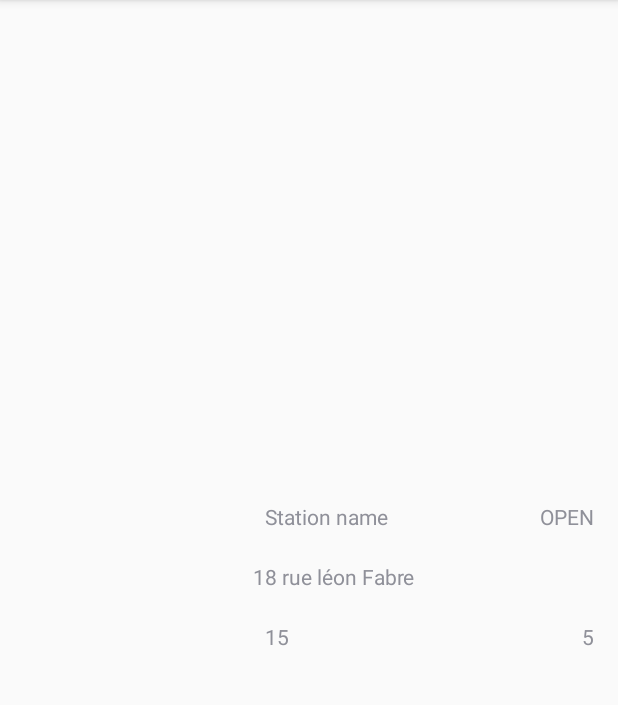
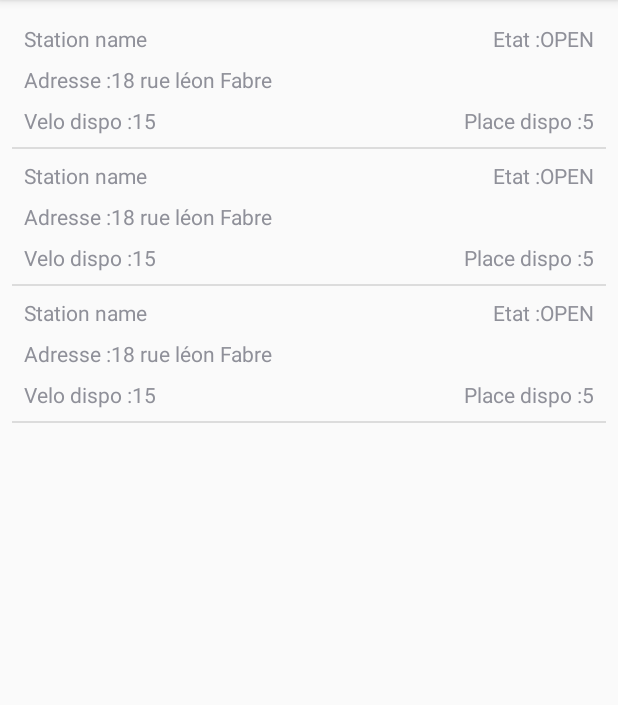
Before and after one commit to xontik/AndroidVelov, an Android app: the screen it shows after launch (StationListActivity), on a phone screen of 412 x 824 dp, the part 84-789 px from its top. Run offline under Robolectric (Android 15) with nearby library versions, the light colour scheme and no system bars.

Commit message:
Layout corrected

```diff
--- a/app/src/main/java/fr/iutlyon1/androidvelov/StationListActivity.java
+++ b/app/src/main/java/fr/iutlyon1/androidvelov/StationListActivity.java
@@ -40,6 +40,34 @@ public class StationListActivity extends AppCompatActivity {
                 15,
                 0 )
         );
+        items.add(new VelovStationData(
+                1,
+                "Station name",
+                "18 rue léon Fabre",
+                new VelovStationData.Position(10,10),
+                true,
+                false,
+                "OPEN",
+                "Lyon",
+                20,
+                5,
+                15,
+                0 )
+        );
+        items.add(new VelovStationData(
+                1,
+                "Station name",
+                "18 rue léon Fabre",
+                new VelovStationData.Position(10,10),
+                true,
+                false,
+                "OPEN",
+                "Lyon",
+                20,
+                5,
+                15,
+                0 )
+        );
 
         StationListAdapter adapter = new StationListAdapter (this.getBaseContext(), items);
 
--- a/app/src/main/java/fr/iutlyon1/androidvelov/StationListAdapter.java
+++ b/app/src/main/java/fr/iutlyon1/androidvelov/StationListAdapter.java
@@ -60,10 +60,10 @@ public class StationListAdapter extends BaseAdapter {
                 view.findViewById(R.id.stationAvailableBikeStands);
 
         stationName.setText(currentItem.getName());
-        stationStatus.setText(currentItem.getStatus());
-        stationAddress.setText(currentItem.getAddress());
-        stationAvailableBike.setText(String.valueOf(currentItem.getAvailableBikes()));
-        stationAvailableBikeStands.setText(String.valueOf(currentItem.getAvailableBikeStands()));
+        stationStatus.setText(String.format("%s%s", context.getString(R.string.listItemStatus), currentItem.getStatus()));
+        stationAddress.setText(String.format("%s%s", context.getString(R.string.listItemAddress), currentItem.getAddress()));
+        stationAvailableBike.setText(String.format("%s%s", context.getString(R.string.listItemAvailableBikes), String.valueOf(currentItem.getAvailableBikes())));
+        stationAvailableBikeStands.setText(String.format("%s%s", context.getString(R.string.listItemAvailableBikeStands), String.valueOf(currentItem.getAvailableBikeStands())));
 
         return view;
     }
--- a/app/src/main/res/layout/activity_station_list.xml
+++ b/app/src/main/res/layout/activity_station_list.xml
@@ -9,7 +9,7 @@
     <ListView
         android:id="@+id/stationListView"
         android:layout_width="0dp"
-        android:layout_height="wrap_content"
+        android:layout_height="0dp"
         android:layout_marginBottom="8dp"
         android:layout_marginEnd="8dp"
         android:layout_marginStart="8dp"
--- a/app/src/main/res/layout/list_item.xml
+++ b/app/src/main/res/layout/list_item.xml
@@ -6,18 +6,6 @@
     android:layout_height="match_parent"
     tools:layout_editor_absoluteY="81dp">
 
-    <ImageView
-        android:id="@+id/imageView"
-        android:layout_width="131dp"
-        android:layout_height="99dp"
-        android:layout_marginBottom="8dp"
-        android:layout_marginStart="8dp"
-        android:layout_marginTop="8dp"
-        app:layout_constraintBottom_toBottomOf="parent"
-        app:layout_constraintStart_toStartOf="parent"
-        app:layout_constraintTop_toTopOf="parent"
-        app:srcCompat="@android:drawable/btn_star" />
-
     <TextView
         android:id="@+id/stationName"
         android:layout_width="wrap_content"
@@ -25,7 +13,7 @@
         android:layout_marginStart="8dp"
         android:layout_marginTop="8dp"
         android:text="TextView"
-        app:layout_constraintStart_toStartOf="@+id/stationAddress"
+        app:layout_constraintStart_toStartOf="parent"
         app:layout_constraintTop_toTopOf="parent" />
 
     <TextView
@@ -42,14 +30,11 @@
         android:layout_width="wrap_content"
         android:layout_height="wrap_content"
         android:layout_marginBottom="8dp"
-        android:layout_marginEnd="8dp"
         android:layout_marginStart="8dp"
         android:layout_marginTop="8dp"
         android:text="TextView"
         app:layout_constraintBottom_toTopOf="@+id/stationAvailableBikes"
-        app:layout_constraintEnd_toEndOf="parent"
-        app:layout_constraintHorizontal_bias="0.1"
-        app:layout_constraintStart_toEndOf="@+id/imageView"
+        app:layout_constraintStart_toStartOf="parent"
         app:layout_constraintTop_toBottomOf="@+id/stationName" />
 
     <TextView
@@ -60,7 +45,7 @@
         android:layout_marginStart="8dp"
         android:text="TextView"
         app:layout_constraintBottom_toBottomOf="parent"
-        app:layout_constraintStart_toStartOf="@+id/stationAddress" />
+        app:layout_constraintStart_toStartOf="parent" />
 
     <TextView
         android:id="@+id/stationAvailableBikeStands"
--- a/app/src/main/res/values/strings.xml
+++ b/app/src/main/res/values/strings.xml
@@ -1,3 +1,7 @@
 <resources>
     <string name="app_name">AndroidVelov</string>
+    <string name="listItemStatus">Etat :</string>
+    <string name="listItemAddress">Adresse :</string>
+    <string name="listItemAvailableBikes">Velo dispo :</string>
+    <string name="listItemAvailableBikeStands">Place dispo :</string>
 </resources>
```
